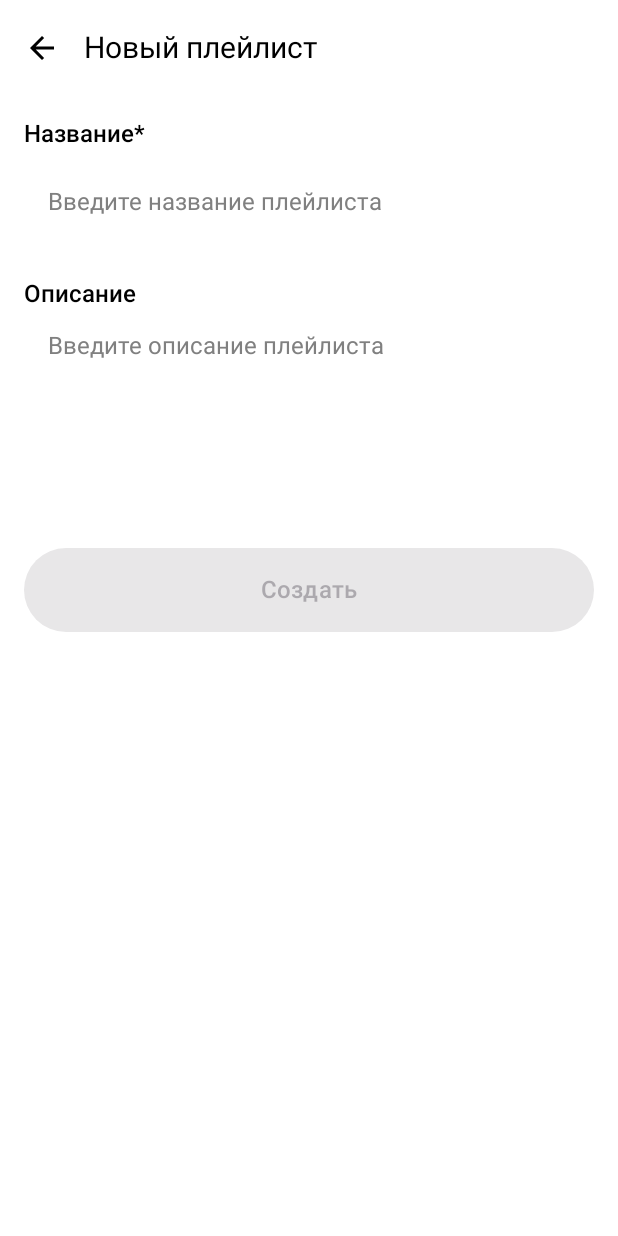
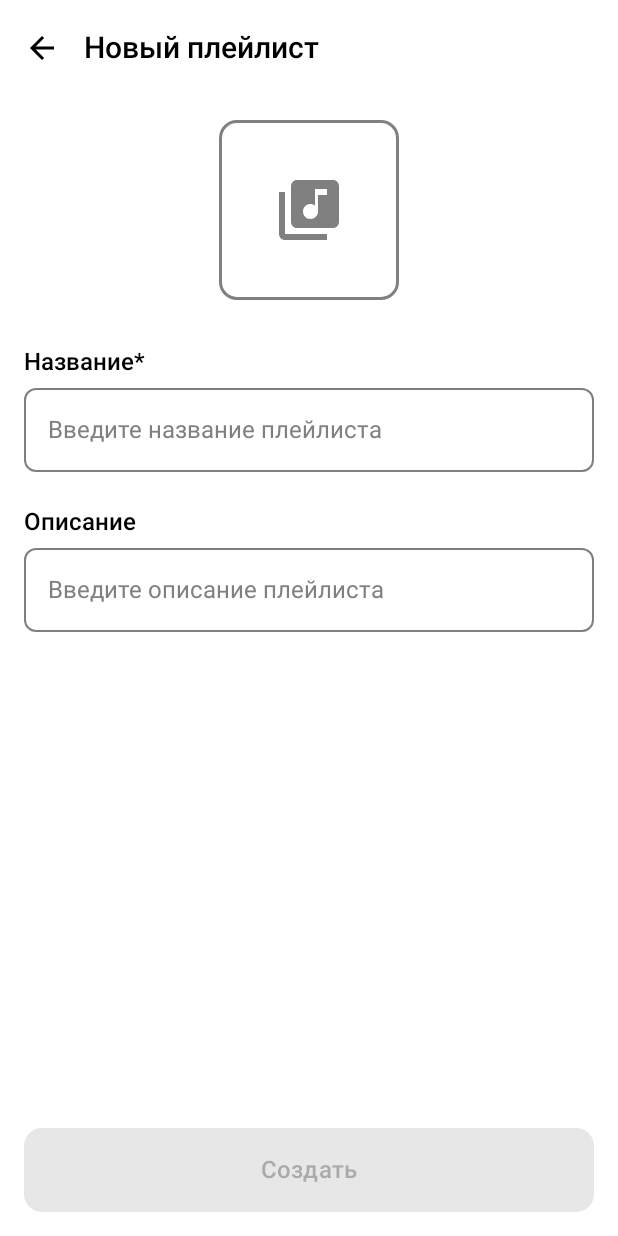
Before and after one commit to Brusilo/playlist-maker-android, an Android app built with Jetpack Compose: the CreatePlaylistScreen screen opened through its navigation route, on a phone screen of 412 x 824 dp. Run offline under Robolectric (Android 15) with nearby library versions, the phone set to English and light mode, and no system bars.

```diff
--- a/app/src/main/java/com/example/playlist_maker_android_brusilodiana/data/repository/PlaylistsRepositoryImpl.kt
+++ b/app/src/main/java/com/example/playlist_maker_android_brusilodiana/data/repository/PlaylistsRepositoryImpl.kt
@@ -4,6 +4,7 @@ import android.content.Context
 import com.example.playlist_maker_android_brusilodiana.data.local.DatabaseMock
 import com.example.playlist_maker_android_brusilodiana.domain.PlaylistsRepository
 import com.example.playlist_maker_android_brusilodiana.domain.models.Playlist
+import com.example.playlist_maker_android_brusilodiana.domain.models.Track
 import kotlinx.coroutines.CoroutineScope
 import kotlinx.coroutines.Dispatchers
 import kotlinx.coroutines.flow.Flow
@@ -29,4 +30,8 @@ class PlaylistsRepositoryImpl(
     override suspend fun deletePlaylistById(id: Long) {
         database.deletePlaylistById(id)
     }
+
+    override suspend fun addTrackToPlaylist(track: Track, playlistId: Long) {
+        database.addTrackToPlaylist(track, playlistId)
+    }
 }
--- a/app/src/main/java/com/example/playlist_maker_android_brusilodiana/domain/PlaylistsRepository.kt
+++ b/app/src/main/java/com/example/playlist_maker_android_brusilodiana/domain/PlaylistsRepository.kt
@@ -2,6 +2,7 @@ package com.example.playlist_maker_android_brusilodiana.domain
 
 import com.example.playlist_maker_android_brusilodiana.domain.models.Playlist
 import kotlinx.coroutines.flow.Flow
+import com.example.playlist_maker_android_brusilodiana.domain.models.Track
 
 interface PlaylistsRepository {
     fun getPlaylist(playlistId: Long): Flow<Playlist?>
@@ -10,5 +11,7 @@ interface PlaylistsRepository {
 
     suspend fun addNewPlaylist(name: String, description: String)
 
+    suspend fun addTrackToPlaylist(track: Track, playlistId: Long)
+
     suspend fun deletePlaylistById(id: Long)
 }
--- a/app/src/main/java/com/example/playlist_maker_android_brusilodiana/navigation/PlaylistHost.kt
+++ b/app/src/main/java/com/example/playlist_maker_android_brusilodiana/navigation/PlaylistHost.kt
@@ -6,8 +6,10 @@ import androidx.compose.runtime.Composable
 import androidx.compose.ui.platform.LocalContext
 import androidx.lifecycle.viewmodel.compose.viewModel
 import androidx.navigation.NavHostController
+import androidx.navigation.NavType
 import androidx.navigation.compose.NavHost
 import androidx.navigation.compose.composable
+import androidx.navigation.navArgument
 import com.example.playlist_maker_android_brusilodiana.ui.activity.MainScreen
 import androidx.core.content.ContextCompat.startActivity
 import com.example.playlist_maker_android_brusilodiana.R
@@ -17,9 +19,11 @@ import com.example.playlist_maker_android_brusilodiana.ui.screen.PlaylistsScreen
 import com.example.playlist_maker_android_brusilodiana.ui.screen.FavoritesScreen
 import com.example.playlist_maker_android_brusilodiana.ui.screen.CreatePlaylistScreen
 import com.example.playlist_maker_android_brusilodiana.ui.screen.TrackDetailsScreen
+import com.example.playlist_maker_android_brusilodiana.ui.screen.PlaylistDetailsScreen
 import com.example.playlist_maker_android_brusilodiana.ui.view_model.SearchViewModel
 import com.example.playlist_maker_android_brusilodiana.ui.view_model.PlaylistViewModel
 import com.example.playlist_maker_android_brusilodiana.creator.Creator
+import com.example.playlist_maker_android_brusilodiana.domain.models.Track
 
 @Composable
 fun PlaylistHost(navController: NavHostController) {
@@ -76,13 +80,13 @@ fun PlaylistHost(navController: NavHostController) {
 
         composable(Screen.Search.route) {
             val searchViewModel: SearchViewModel = viewModel(
-                factory = SearchViewModel.getViewModelFactory(context) // Исправлено здесь
+                factory = SearchViewModel.getViewModelFactory(context)
             )
             SearchScreen(
                 onBackClick = { navigateUp() },
                 viewModel = searchViewModel,
-                onTrackClick = { track ->
-                    navController.navigate("${Screen.TrackDetails.route}/${track.trackName}/${track.artistName}/${track.trackTime}/${track.favorite}") {
+                onTrackClick = { track: Track ->
+                    navController.navigate("${Screen.TrackDetails.route}/${Uri.encode(track.trackName)}/${Uri.encode(track.artistName)}/${track.trackTime}") {
                         launchSingleTop = true
                     }
                 }
@@ -106,7 +110,9 @@ fun PlaylistHost(navController: NavHostController) {
                 onBackClick = { navigateUp() },
                 onCreateNewPlaylist = { navigateTo(Screen.CreatePlaylist) },
                 onPlaylistClick = { playlistId ->
-                    println("Playlist clicked: $playlistId")
+                    navController.navigate("${Screen.PlaylistDetails.route}/$playlistId") {
+                        launchSingleTop = true
+                    }
                 }
             )
         }
@@ -117,8 +123,8 @@ fun PlaylistHost(navController: NavHostController) {
             )
             FavoritesScreen(
                 onBackClick = { navigateUp() },
-                onTrackClick = { track ->
-                    navController.navigate("${Screen.TrackDetails.route}/${track.trackName}/${track.artistName}/${track.trackTime}/${track.favorite}") {
+                onTrackClick = { track: Track ->
+                    navController.navigate("${Screen.TrackDetails.route}/${Uri.encode(track.trackName)}/${Uri.encode(track.artistName)}/${track.trackTime}") {
                         launchSingleTop = true
                     }
                 }
@@ -140,26 +146,50 @@ fun PlaylistHost(navController: NavHostController) {
         }
 
         composable(
-            "${Screen.TrackDetails.route}/{trackName}/{artistName}/{trackTime}/{favorite}"
+            "${Screen.TrackDetails.route}/{trackName}/{artistName}/{trackTime}",
+            arguments = listOf(
+                navArgument("trackName") { type = NavType.StringType },
+                navArgument("artistName") { type = NavType.StringType },
+                navArgument("trackTime") { type = NavType.StringType }
+            )
         ) { backStackEntry ->
-            val trackName = backStackEntry.arguments?.getString("trackName") ?: ""
-            val artistName = backStackEntry.arguments?.getString("artistName") ?: ""
+            val trackName = Uri.decode(backStackEntry.arguments?.getString("trackName") ?: "")
+            val artistName = Uri.decode(backStackEntry.arguments?.getString("artistName") ?: "")
             val trackTime = backStackEntry.arguments?.getString("trackTime") ?: ""
-            val favorite = backStackEntry.arguments?.getString("favorite")?.toBoolean() ?: false
 
             val playlistViewModel: PlaylistViewModel = viewModel(
                 factory = Creator.getPlaylistViewModelFactory(context)
             )
 
             TrackDetailsScreen(
-                track = com.example.playlist_maker_android_brusilodiana.domain.models.Track(
+                track = Track(
                     trackName = trackName,
                     artistName = artistName,
                     trackTime = trackTime,
-                    favorite = favorite
+                    favorite = false,
+                    artworkUrl = ""
                 ),
                 onBackClick = { navigateUp() }
             )
         }
+
+        composable(
+            "${Screen.PlaylistDetails.route}/{playlistId}",
+            arguments = listOf(
+                navArgument("playlistId") { type = NavType.LongType }
+            )
+        ) { backStackEntry ->
+            val playlistId = backStackEntry.arguments?.getLong("playlistId") ?: 0L
+
+            PlaylistDetailsScreen(
+                playlistId = playlistId,
+                onBackClick = { navigateUp() },
+                onTrackClick = { track: Track ->
+                    navController.navigate("${Screen.TrackDetails.route}/${Uri.encode(track.trackName)}/${Uri.encode(track.artistName)}/${track.trackTime}") {
+                        launchSingleTop = true
+                    }
+                }
+            )
+        }
     }
 }
--- a/app/src/main/java/com/example/playlist_maker_android_brusilodiana/navigation/Screen.kt
+++ b/app/src/main/java/com/example/playlist_maker_android_brusilodiana/navigation/Screen.kt
@@ -7,5 +7,7 @@ enum class Screen(val route: String) {
     Playlists("playlists"),
     Favorites("favorites"),
     CreatePlaylist("create_playlist"),
-    TrackDetails("track_details")
+    TrackDetails("track_details"),
+
+    PlaylistDetails("playlist_details")
 }
--- a/app/src/main/java/com/example/playlist_maker_android_brusilodiana/ui/TrackListItem.kt
+++ b/app/src/main/java/com/example/playlist_maker_android_brusilodiana/ui/component/TrackListItem.kt
@@ -1,4 +1,4 @@
-package com.example.playlist_maker_android_brusilodiana.ui
+package com.example.playlist_maker_android_brusilodiana.ui.component
 
 import androidx.compose.foundation.Image
 import androidx.compose.foundation.layout.*
--- a/app/src/main/java/com/example/playlist_maker_android_brusilodiana/ui/screen/CreatePlaylistScreen.kt
+++ b/app/src/main/java/com/example/playlist_maker_android_brusilodiana/ui/screen/CreatePlaylistScreen.kt
@@ -1,5 +1,7 @@
 package com.example.playlist_maker_android_brusilodiana.ui.screen
 
+import androidx.compose.foundation.background
+import androidx.compose.foundation.border
 import androidx.compose.foundation.layout.Arrangement
 import androidx.compose.foundation.layout.Box
 import androidx.compose.foundation.layout.Column
@@ -8,9 +10,12 @@ import androidx.compose.foundation.layout.fillMaxWidth
 import androidx.compose.foundation.layout.padding
 import androidx.compose.foundation.layout.Spacer
 import androidx.compose.foundation.layout.height
+import androidx.compose.foundation.layout.size
+import androidx.compose.foundation.shape.RoundedCornerShape
 import androidx.compose.foundation.text.BasicTextField
 import androidx.compose.material.icons.Icons
 import androidx.compose.material.icons.filled.ArrowBack
+import androidx.compose.material.icons.filled.LibraryMusic
 import androidx.compose.material3.Button
 import androidx.compose.material3.ExperimentalMaterial3Api
 import androidx.compose.material3.Icon
@@ -26,7 +31,7 @@ import androidx.compose.runtime.remember
 import androidx.compose.runtime.setValue
 import androidx.compose.ui.Alignment
 import androidx.compose.ui.Modifier
-import androidx.compose.ui.graphics.Color
+import androidx.compose.ui.draw.clip
 import androidx.compose.ui.res.colorResource
 import androidx.compose.ui.res.stringResource
 import androidx.compose.ui.text.TextStyle
@@ -52,7 +57,8 @@ fun CreatePlaylistScreen(
                     Text(
                         text = stringResource(R.string.create_playlist_screen_title),
                         color = colorResource(id = R.color.black),
-                        fontSize = 20.sp
+                        fontSize = 20.sp,
+                        fontWeight = FontWeight.Medium
                     )
                 },
                 navigationIcon = {
@@ -75,8 +81,36 @@ fun CreatePlaylistScreen(
                 .fillMaxSize()
                 .padding(innerPadding)
                 .padding(16.dp),
+            verticalArrangement = Arrangement.SpaceBetween
+        ) {
+            Column(
+                modifier = Modifier.weight(1f),
                 verticalArrangement = Arrangement.Top
             ) {
+                Box(
+                    modifier = Modifier
+                        .size(120.dp)
+                        .background(
+                            color = colorResource(id = R.color.white),
+                            shape = RoundedCornerShape(12.dp)
+                        )
+                        .border(
+                            width = 2.dp,
+                            color = colorResource(id = R.color.gray),
+                            shape = RoundedCornerShape(12.dp)
+                        )
+                        .align(Alignment.CenterHorizontally),
+                    contentAlignment = Alignment.Center
+                ) {
+                    Icon(
+                        imageVector = Icons.Filled.LibraryMusic,
+                        contentDescription = null,
+                        modifier = Modifier.size(48.dp),
+                        tint = colorResource(id = R.color.gray)
+                    )
+                }
+
+                Spacer(modifier = Modifier.height(32.dp))
 
                 Text(
                     text = "${stringResource(R.string.playlist_name)}${stringResource(R.string.required_field)}",
@@ -88,23 +122,36 @@ fun CreatePlaylistScreen(
 
                 Spacer(modifier = Modifier.height(8.dp))
 
+                Box(
+                    modifier = Modifier
+                        .fillMaxWidth()
+                        .height(56.dp)
+                        .background(
+                            color = colorResource(id = R.color.white),
+                            shape = RoundedCornerShape(8.dp)
+                        )
+                        .border(
+                            width = 1.dp,
+                            color = colorResource(id = R.color.gray),
+                            shape = RoundedCornerShape(8.dp)
+                        )
+                        .clip(RoundedCornerShape(8.dp))
+                ) {
                     BasicTextField(
                         value = playlistName,
                         onValueChange = { playlistName = it },
                         modifier = Modifier
                             .fillMaxWidth()
-                    .height(56.dp),
+                            .height(56.dp)
+                            .padding(horizontal = 16.dp)
+                            .padding(vertical = 8.dp),
                         textStyle = TextStyle(
                             fontSize = 16.sp,
                             color = colorResource(id = R.color.black)
                         ),
                         decorationBox = { innerTextField ->
                             Box(
-                        modifier = Modifier
-                            .fillMaxWidth()
-                            .height(56.dp)
-                            .padding(horizontal = 16.dp)
-                            .padding(vertical = 8.dp),
+                                modifier = Modifier.fillMaxSize(),
                                 contentAlignment = Alignment.CenterStart
                             ) {
                                 if (playlistName.isEmpty()) {
@@ -118,6 +165,7 @@ fun CreatePlaylistScreen(
                             }
                         }
                     )
+                }
 
                 Spacer(modifier = Modifier.height(24.dp))
 
@@ -131,24 +179,37 @@ fun CreatePlaylistScreen(
 
                 Spacer(modifier = Modifier.height(8.dp))
 
+                Box(
+                    modifier = Modifier
+                        .fillMaxWidth()
+                        .height(56.dp)
+                        .background(
+                            color = colorResource(id = R.color.white),
+                            shape = RoundedCornerShape(8.dp)
+                        )
+                        .border(
+                            width = 1.dp,
+                            color = colorResource(id = R.color.gray),
+                            shape = RoundedCornerShape(8.dp)
+                        )
+                        .clip(RoundedCornerShape(8.dp))
+                ) {
                     BasicTextField(
                         value = playlistDescription,
                         onValueChange = { playlistDescription = it },
                         modifier = Modifier
                             .fillMaxWidth()
-                    .height(120.dp),
+                            .height(56.dp)
+                            .padding(horizontal = 16.dp)
+                            .padding(vertical = 8.dp),
                         textStyle = TextStyle(
                             fontSize = 16.sp,
                             color = colorResource(id = R.color.black)
                         ),
                         decorationBox = { innerTextField ->
                             Box(
-                        modifier = Modifier
-                            .fillMaxWidth()
-                            .height(120.dp)
-                            .padding(horizontal = 16.dp)
-                            .padding(vertical = 8.dp),
-                        contentAlignment = Alignment.TopStart
+                                modifier = Modifier.fillMaxSize(),
+                                contentAlignment = Alignment.CenterStart
                             ) {
                                 if (playlistDescription.isEmpty()) {
                                     Text(
@@ -161,8 +222,8 @@ fun CreatePlaylistScreen(
                             }
                         }
                     )
-
-            Spacer(modifier = Modifier.height(32.dp))
+                }
+            }
 
             Button(
                 onClick = {
@@ -173,7 +234,8 @@ fun CreatePlaylistScreen(
                 modifier = Modifier
                     .fillMaxWidth()
                     .height(56.dp),
-                enabled = playlistName.isNotEmpty()
+                enabled = playlistName.isNotEmpty(),
+                shape = RoundedCornerShape(12.dp)
             ) {
                 Text(
                     text = stringResource(R.string.create_button),
--- a/app/src/main/java/com/example/playlist_maker_android_brusilodiana/ui/screen/FavoritesScreen.kt
+++ b/app/src/main/java/com/example/playlist_maker_android_brusilodiana/ui/screen/FavoritesScreen.kt
@@ -26,7 +26,7 @@ import androidx.compose.ui.res.stringResource
 import androidx.compose.ui.unit.sp
 import androidx.lifecycle.viewmodel.compose.viewModel
 import com.example.playlist_maker_android_brusilodiana.R
-import com.example.playlist_maker_android_brusilodiana.ui.TrackListItemNew
+import com.example.playlist_maker_android_brusilodiana.ui.component.TrackListItemNew
 import com.example.playlist_maker_android_brusilodiana.ui.view_model.PlaylistViewModel
 import com.example.playlist_maker_android_brusilodiana.creator.Creator
 import com.example.playlist_maker_android_brusilodiana.domain.models.Track
--- a/app/src/main/java/com/example/playlist_maker_android_brusilodiana/ui/screen/SearchScreen.kt
+++ b/app/src/main/java/com/example/playlist_maker_android_brusilodiana/ui/screen/SearchScreen.kt
@@ -30,7 +30,7 @@ import androidx.compose.ui.unit.sp
 import androidx.lifecycle.compose.collectAsStateWithLifecycle
 import com.example.playlist_maker_android_brusilodiana.R
 import com.example.playlist_maker_android_brusilodiana.domain.states.SearchState
-import com.example.playlist_maker_android_brusilodiana.ui.TrackListItemNew
+import com.example.playlist_maker_android_brusilodiana.ui.component.TrackListItemNew
 import com.example.playlist_maker_android_brusilodiana.ui.view_model.SearchViewModel
 
 @Composable
--- a/app/src/main/java/com/example/playlist_maker_android_brusilodiana/ui/view_model/PlaylistViewModel.kt
+++ b/app/src/main/java/com/example/playlist_maker_android_brusilodiana/ui/view_model/PlaylistViewModel.kt
@@ -34,6 +34,10 @@ class PlaylistViewModel(private val context: Context) : ViewModel() {
         }
     }
 
+    fun getPlaylistById(playlistId: Long): Flow<Playlist?> {
+        return playlistsRepository.getPlaylist(playlistId)
+    }
+
     suspend fun isTrackExist(track: Track): Track? {
         return tracksRepository.getTrackByNameAndArtist(track).first()
     }
```
Also changed, not shown: app/src/main/java/com/example/playlist_maker_android_brusilodiana/data/local/DatabaseMock.kt (+55 -2 lines), app/src/main/java/com/example/playlist_maker_android_brusilodiana/ui/component/PlaylistListItem.kt (+9 -3 lines), app/src/main/java/com/example/playlist_maker_android_brusilodiana/ui/screen/PlaylistDetailsScreen.kt (added, +265 -0 lines), app/src/main/java/com/example/playlist_maker_android_brusilodiana/ui/screen/PlaylistsScreen.kt (+5 -2 lines), app/src/main/res/values/strings.xml (+13 -0 lines). Lines whose indentation alone changed are shown as unchanged.
